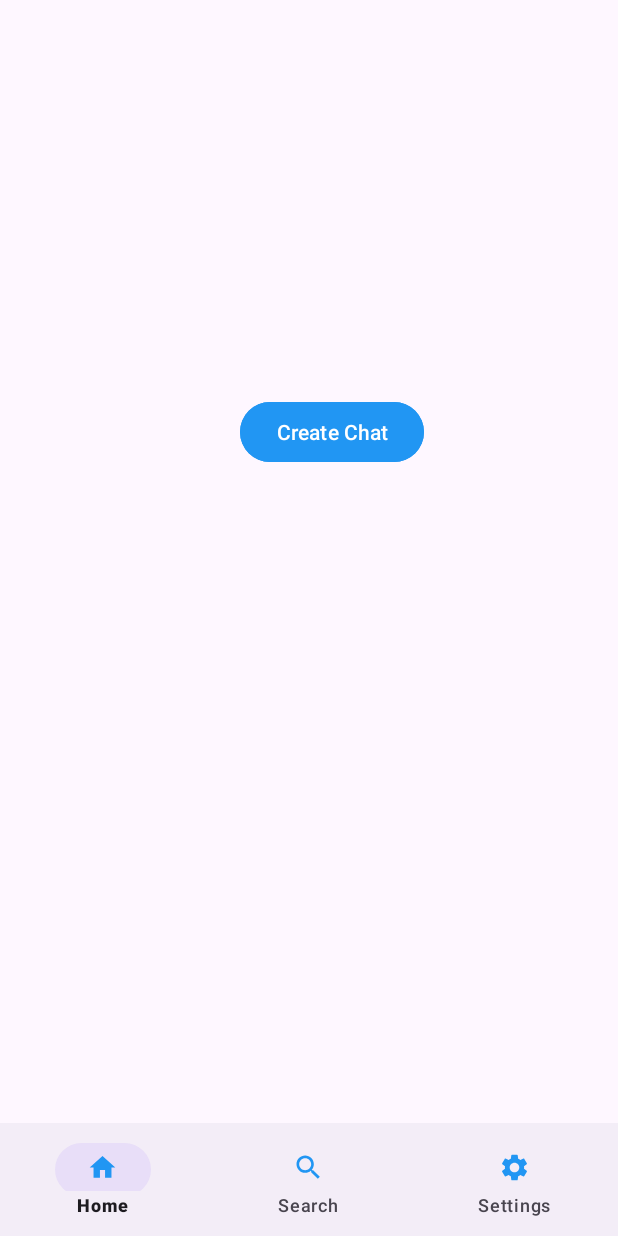
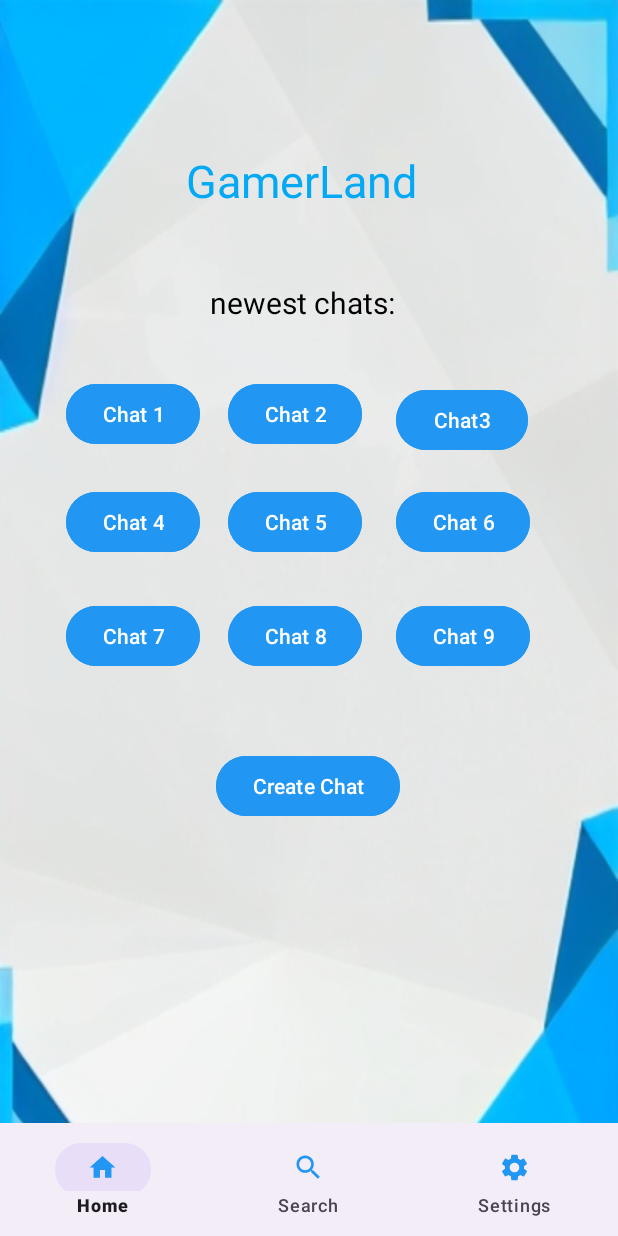
Before and after one commit to ShayKat112/GamerLandRep1, an Android app: the screen it shows after launch (HomeActivity), after a tap on "Login", on a phone screen of 412 x 824 dp. Run offline under Robolectric (Android 15) with nearby library versions, the phone set to English and light mode, and no system bars; our stand-ins replace Firebase (no records; nobody signed in at launch, a user with empty details on screens opened directly); Roboto replaces fonts that are not available here.

Commit message:
20/3/2025

```diff
--- a/app/src/main/java/com/example/gamerland/RegisterActivity.java
+++ b/app/src/main/java/com/example/gamerland/RegisterActivity.java
@@ -16,6 +16,7 @@ import android.view.View;
 import android.widget.Button;
 import android.widget.DatePicker;
 import android.widget.EditText;
+import android.widget.ImageButton;
 import android.widget.ImageView;
 import android.widget.TextView;
 import android.widget.Toast;
@@ -41,6 +42,7 @@ import java.util.List;
 public class RegisterActivity extends AppCompatActivity implements View.OnClickListener {
     private TextView tvBirthDate;
     private ImageView imvAvatar;
+    private ImageButton imbtnBack;
     private EditText edUsername, edPassword, edPasswordVerification, edEmail, edLikedGames;
     private Button btnRegister, btnChooseDate, btnChooseAvatar;
     private DatePickerDialog datePickerDialog;
@@ -48,6 +50,7 @@ public class RegisterActivity extends AppCompatActivity implements View.OnClickL
 
     private FirebaseAuth mAuth;
     private FirebaseFirestore firestore;
+    private int age;
 
     @Override
     protected void onCreate(Bundle savedInstanceState) {
@@ -61,6 +64,7 @@ public class RegisterActivity extends AppCompatActivity implements View.OnClickL
         edPasswordVerification = findViewById(R.id.edPasswordVerification);
         edEmail = findViewById(R.id.edEmail);
         edLikedGames = findViewById(R.id.edLikedGames);
+        imbtnBack = findViewById(R.id.imbtnback);
         imvAvatar = findViewById(R.id.imvAvatar);
         btnRegister = findViewById(R.id.btnRegister);
         btnChooseDate = findViewById(R.id.btnChooseDate);
@@ -78,12 +82,15 @@ public class RegisterActivity extends AppCompatActivity implements View.OnClickL
         btnRegister.setOnClickListener(this);
         btnChooseAvatar.setOnClickListener(this);
         btnChooseDate.setOnClickListener(this);
+        imbtnBack.setOnClickListener(this);
     }
 
     private void initDatePicker() {
         DatePickerDialog.OnDateSetListener dateSetListener = (datePicker, year, month, day) -> {
+            age = Calendar.getInstance().get(Calendar.YEAR) - year;
             month++; // Months are 0-based in DatePicker
             tvBirthDate.setText(makeDateString(day, month, year));
+
         };
 
         Calendar cal = Calendar.getInstance();
@@ -108,6 +115,10 @@ public class RegisterActivity extends AppCompatActivity implements View.OnClickL
             showPictureDialog();
         } else if (view == btnChooseDate) { // Add this case
             datePickerDialog.show();
+        }
+        else if(view == imbtnBack){
+            Intent intent = new Intent(RegisterActivity.this, WelcomeActivity.class);
+            startActivity(intent);
         }
     }
 
--- a/app/src/main/res/layout/fragment_home.xml
+++ b/app/src/main/res/layout/fragment_home.xml
@@ -3,17 +3,145 @@
     xmlns:app="http://schemas.android.com/apk/res-auto"
     xmlns:tools="http://schemas.android.com/tools"
     android:layout_width="match_parent"
+    android:background="@drawable/androidstudiofinalbackground"
     android:layout_height="match_parent"
     tools:context=".HomeFragment">
+
+
+    <TextView
+        android:id="@+id/tvGamerLand"
+        android:layout_width="wrap_content"
+        android:layout_height="wrap_content"
+        android:layout_marginStart="124dp"
+        android:layout_marginTop="100dp"
+        android:text="GamerLand"
+        android:textColor="#03A9F4"
+        android:textSize="30sp"
+        app:layout_constraintStart_toStartOf="parent"
+        app:layout_constraintTop_toTopOf="parent" />
+
+    <TextView
+        android:id="@+id/tvNewestChats"
+        android:layout_width="wrap_content"
+        android:layout_height="wrap_content"
+        android:layout_marginStart="140dp"
+        android:layout_marginTop="188dp"
+        android:text="newest chats:"
+        android:textColor="#000000"
+        android:textSize="20sp"
+        app:layout_constraintStart_toStartOf="parent"
+        app:layout_constraintTop_toTopOf="parent" />
+
+    <Button
+        android:id="@+id/btnChat1"
+        android:layout_width="wrap_content"
+        android:layout_height="wrap_content"
+        android:layout_marginStart="44dp"
+        android:layout_marginTop="252dp"
+        android:backgroundTint="#2196F3"
+        android:text="Chat 1"
+        app:layout_constraintStart_toStartOf="parent"
+        app:layout_constraintTop_toTopOf="parent" />
+
+    <Button
+        android:id="@+id/btnChat2"
+        android:layout_width="wrap_content"
+        android:layout_height="wrap_content"
+        android:layout_marginStart="152dp"
+        android:layout_marginTop="252dp"
+        android:backgroundTint="#2196F3"
+        android:text="Chat 2"
+        app:layout_constraintStart_toStartOf="parent"
+        app:layout_constraintTop_toTopOf="parent" />
+
+    <Button
+        android:id="@+id/btnChat3"
+        android:layout_width="wrap_content"
+        android:layout_height="wrap_content"
+        android:layout_marginStart="264dp"
+        android:layout_marginTop="256dp"
+        android:backgroundTint="#2196F3"
+        android:text="Chat3"
+        app:layout_constraintStart_toStartOf="parent"
+        app:layout_constraintTop_toTopOf="parent" />
+
+    <Button
+        android:id="@+id/btnChat4"
+        android:layout_width="wrap_content"
+        android:layout_height="wrap_content"
+        android:layout_marginStart="44dp"
+        android:layout_marginTop="324dp"
+        android:backgroundTint="#2196F3"
+        android:text="Chat 4"
+        app:layout_constraintStart_toStartOf="parent"
+        app:layout_constraintTop_toTopOf="parent" />
+
+    <Button
+        android:id="@+id/btnChat5"
+        android:layout_width="wrap_content"
+        android:layout_height="wrap_content"
+        android:layout_marginStart="152dp"
+        android:layout_marginTop="324dp"
+        android:backgroundTint="#2196F3"
+        android:text="Chat 5"
+        app:layout_constraintStart_toStartOf="parent"
+        app:layout_constraintTop_toTopOf="parent" />
+
+    <Button
+        android:id="@+id/btnChat6"
+        android:layout_width="wrap_content"
+        android:layout_height="wrap_content"
+        android:layout_marginStart="264dp"
+        android:layout_marginTop="324dp"
+        android:backgroundTint="#2196F3"
+        android:text="Chat 6"
+        app:layout_constraintStart_toStartOf="parent"
+        app:layout_constraintTop_toTopOf="parent" />
+
+    <Button
+        android:id="@+id/btnChat7"
+        android:layout_width="wrap_content"
+        android:layout_height="wrap_content"
+        android:layout_marginStart="44dp"
+        android:layout_marginTop="400dp"
+        android:backgroundTint="#2196F3"
+        android:text="Chat 7"
+        app:layout_constraintStart_toStartOf="parent"
+        app:layout_constraintTop_toTopOf="parent" />
+
+    <Button
+        android:id="@+id/btnChat8"
+        android:layout_width="wrap_content"
+        android:layout_height="wrap_content"
+        android:layout_marginStart="152dp"
+        android:layout_marginTop="400dp"
+        android:backgroundTint="#2196F3"
+        android:text="Chat 8"
+        app:layout_constraintStart_toStartOf="parent"
+        app:layout_constraintTop_toTopOf="parent" />
+
+    <Button
+        android:id="@+id/btnChat9"
+        android:layout_width="wrap_content"
+        android:layout_height="wrap_content"
+        android:layout_marginStart="264dp"
+        android:layout_marginTop="400dp"
+        android:backgroundTint="#2196F3"
+        android:text="Chat 9"
+        app:layout_constraintStart_toStartOf="parent"
+        app:layout_constraintTop_toTopOf="parent" />
+
 
     <Button
         android:id="@+id/btnCreateChat"
         android:layout_width="wrap_content"
         android:layout_height="wrap_content"
-        android:layout_marginStart="160dp"
-        android:layout_marginTop="264dp"
+        android:layout_marginStart="144dp"
+        android:layout_marginTop="500dp"
+        android:backgroundTint="#2196F3"
         android:text="Create Chat"
-        android:backgroundTint="#2196F3"
         app:layout_constraintStart_toStartOf="parent"
         app:layout_constraintTop_toTopOf="parent" />
+
+
 </androidx.constraintlayout.widget.ConstraintLayout>
--- a/app/src/main/res/layout/fragment_search.xml
+++ b/app/src/main/res/layout/fragment_search.xml
@@ -4,6 +4,7 @@
     android:layout_width="match_parent"
     android:layout_height="match_parent"
     android:orientation="vertical"
+    android:background="@drawable/androidstudiofinalbackground"
     android:padding="16dp">
 
     <!-- SearchView for entering chat names -->
--- a/app/src/main/res/layout/fragment_settings.xml
+++ b/app/src/main/res/layout/fragment_settings.xml
@@ -1,17 +1,29 @@
 <?xml version="1.0" encoding="utf-8"?>
-<FrameLayout xmlns:android="http://schemas.android.com/apk/res/android"
+<androidx.constraintlayout.widget.ConstraintLayout xmlns:android="http://schemas.android.com/apk/res/android"
+    xmlns:app="http://schemas.android.com/apk/res-auto"
     xmlns:tools="http://schemas.android.com/tools"
     android:layout_width="match_parent"
     android:layout_height="match_parent"
     tools:context=".SettingsFragment">
 
+
+    <ImageView
+        android:id="@+id/imvAvatar"
+        android:layout_width="115dp"
+        android:layout_height="111dp"
+        android:layout_marginStart="36dp"
+        android:layout_marginTop="48dp"
+        android:src="@drawable/avatar1"
+        app:layout_constraintStart_toStartOf="parent"
+        app:layout_constraintTop_toTopOf="parent" />
+
     <TextView
-        android:layout_width="match_parent"
-        android:layout_height="match_parent"
-        android:layout_gravity="center"
-        android:gravity="center"
-        android:textSize="30sp"
-        android:textColor="@color/color"
-        android:text="Fragment Contact" />
+        android:layout_width="wrap_content"
+        android:layout_height="wrap_content"
+        android:layout_marginStart="204dp"
+        android:layout_marginTop="72dp"
+        android:text="Username"
+        app:layout_constraintStart_toStartOf="parent"
+        app:layout_constraintTop_toTopOf="parent" />
 
-</FrameLayout>
+</androidx.constraintlayout.widget.ConstraintLayout>
```
